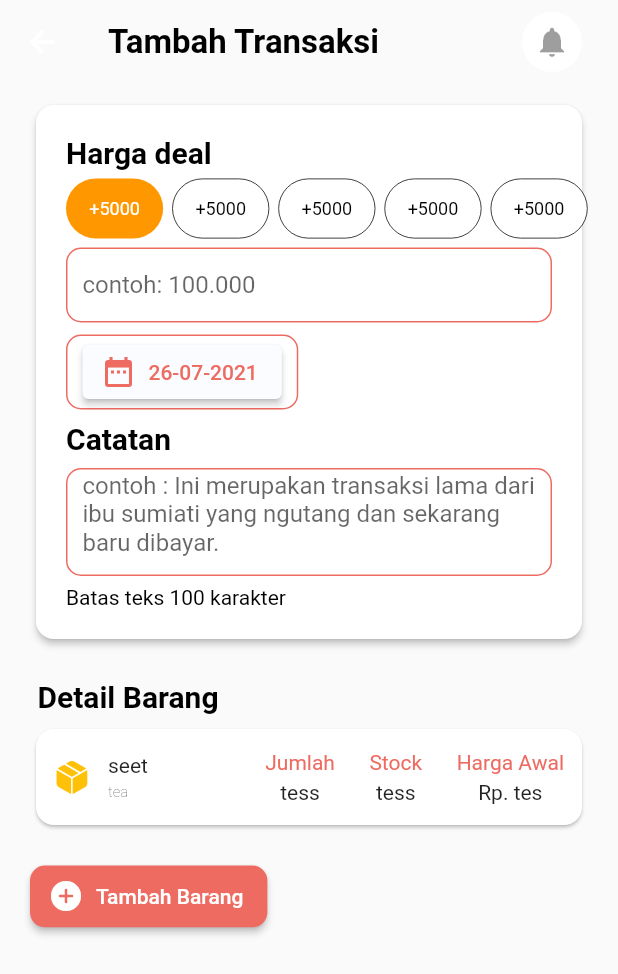
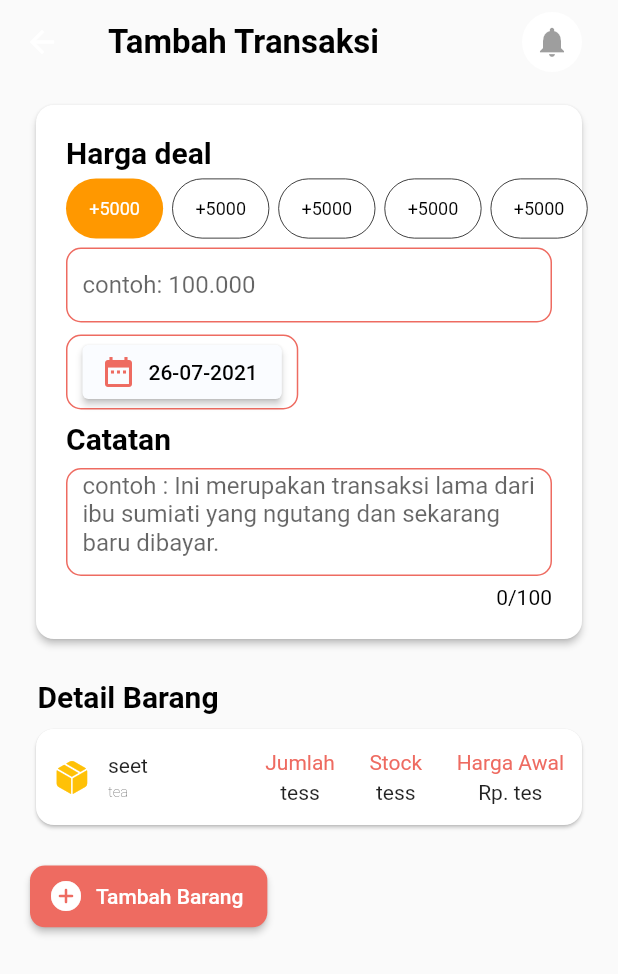
Before and after one commit to lamkhil/widuri, a Flutter app: the TambahTransaksi screen opened directly, on a phone screen of 412 x 824 dp. Shown: the top 974 px of the screen. Run offline on Flutter 3.47's test engine with Material 2 defaults, Android fonts, the phone set to English and light mode, and no system bars; our stand-ins replace cloud_firestore, firebase_auth, firebase_core, fl_chart, flutter_spinkit, flutter_svg and 3 more; missing offline and left inert: translator; accounts and stored records are empty; Roboto replaces fonts that are missing (RobotoMono).

Commit message:
update tambah_transaksi.dart

```diff
--- a/lib/controller/c_transaksi.dart
+++ b/lib/controller/c_transaksi.dart
@@ -1,6 +1,9 @@
+import 'package:flutter/cupertino.dart';
 import 'package:get/get.dart';
 
 // ignore: camel_case_types
 class C_Transaksi extends GetxController {
   var date = ''.obs;
+  var controllerCatatan = TextEditingController().obs;
+  var catatan = ''.obs;
 }
--- a/lib/views/tambah_transaksi.dart
+++ b/lib/views/tambah_transaksi.dart
@@ -17,6 +17,7 @@ class TambahTransaksi extends StatefulWidget {
 class _TambahTransaksiState extends State<TambahTransaksi> {
   int _activeCategory = 0;
   var transaksiController = Get.put(C_Transaksi());
+  var _catatanController = TextEditingController();
   @override
   Widget build(BuildContext context) {
     var h = MediaQuery.of(context).size.height;
@@ -164,7 +165,7 @@ class _TambahTransaksiState extends State<TambahTransaksi> {
                                     ),
                                     label: Text(
                                       transaksiController.date.value,
-                                      style: TextStyle(color: primaryColor),
+                                      style: TextStyle(color: Colors.black),
                                     ),
                                   );
                                 })),
@@ -192,25 +193,40 @@ class _TambahTransaksiState extends State<TambahTransaksi> {
                                       width: 1.0,
                                     )),
                                 child: TextFormField(
+                                  controller: transaksiController
+                                      .controllerCatatan.value,
                                   keyboardType: TextInputType.multiline,
+                                  maxLength: 100,
+                                  maxLines: null,
+                                  onChanged: (value) {
+                                    transaksiController.catatan.value = value;
+                                  },
                                   decoration: InputDecoration(
+                                    counterText: '',
                                     hintText:
                                         "contoh : Ini merupakan transaksi lama dari ibu sumiati yang ngutang dan sekarang baru dibayar.",
                                     hintMaxLines: 3,
                                     border: InputBorder.none,
                                   ),
-                              ),
-                            ),
+                                )),
                             SizedBox(
                               height: 6,
                             ),
-                            Text(
-                              'Batas teks 100 karakter',
+                            Row(
+                              mainAxisAlignment: MainAxisAlignment.end,
+                              children: [
+                                Obx(
+                                  () => Text(
+                                    '${transaksiController.catatan.value.length.toString()}/100',
+                                    textAlign: TextAlign.end,
                                     style: TextStyle(
                                         fontSize: 14.0,
                                         fontFamily: 'RobotoMono',
                                         color: Colors.black),
                                   ),
+                                )
+                              ],
+                            )
                           ],
                         ),
                       )),
```
Lines whose indentation alone changed are shown as unchanged.
